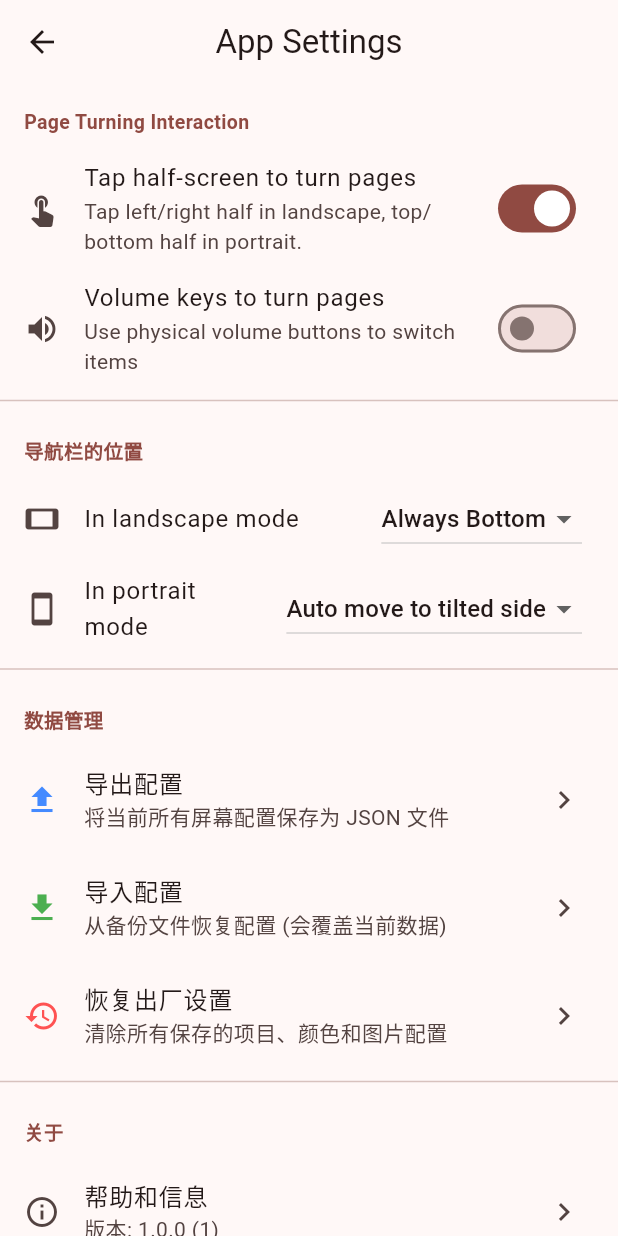
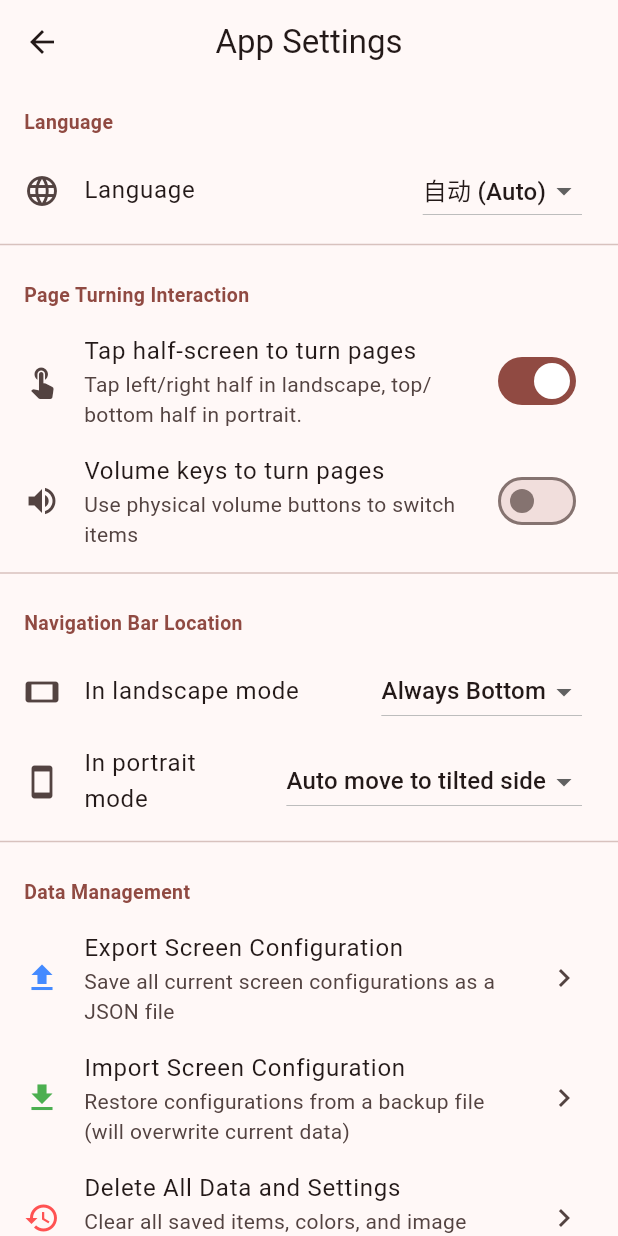
Before and after one commit to kagurazakayashi/EvernightBoard, a Flutter app: the SettingsView screen opened directly with empty values, on a phone screen of 412 x 824 dp. Run offline on Flutter 3.47's test engine with Material 3 defaults, Android fonts, the phone set to English and light mode, and no system bars; our stand-ins replace file_picker, image_picker, package_info_plus, sensors_plus, shared_preferences; missing offline and left inert: flex_color_picker, flutter_iconpicker, flutter_volume_controller; accounts and stored records are empty; generated files the repository leaves out were written again.

Commit message:
完整的多语言支持

```diff
--- a/lib/home/home_controller_data.part.dart
+++ b/lib/home/home_controller_data.part.dart
@@ -5,6 +5,9 @@ part of 'home_controller.dart';
 /// 負責處理應用的持久化資料、組態設定、項目列表管理以及檔案的匯入匯出邏輯。
 /// 此混入必須應用於繼承自 [ChangeNotifier] 且能轉型為 [HomeController] 的類別。
 mixin HomeControllerData on ChangeNotifier {
+  Locale? _appLocale;
+  Locale? get appLocale => _appLocale;
+
   /// 標記資料是否已完成初始化載入。
   bool _isInitialized = false;
 
@@ -33,6 +36,14 @@ mixin HomeControllerData on ChangeNotifier {
   /// 僅限 Android 與 iOS 平台，且不支援 Web 環境。
   bool get _isVolumeSupported =>
       !kIsWeb && (Platform.isAndroid || Platform.isIOS);
+
+  /// 切換語系並儲存
+  void changeLocale(Locale? locale) {
+    _appLocale = locale;
+    debugPrint('[HomeControllerData] 變更語系為: ${locale?.languageCode ?? "自動"}');
+    notifyListeners();
+    _syncConfig(); // 儲存到本地
+  }
 
   /// 顯示統一風格的 SnackBar 提示訊息。
   ///
@@ -103,6 +114,14 @@ mixin HomeControllerData on ChangeNotifier {
       final String? configJson = prefs.getString(_configKey);
       if (configJson != null) {
         final Map<String, dynamic> config = jsonDecode(configJson);
+        final String? langCode = config['languageCode'];
+        final String? scriptCode = config['scriptCode'];
+        if (langCode != null) {
+          _appLocale = Locale.fromSubtags(
+            languageCode: langCode,
+            scriptCode: scriptCode,
+          );
+        }
         useVolumeKeys = _isVolumeSupported
             ? (config['useVolumeKeys'] ?? false)
             : false;
@@ -113,7 +132,7 @@ mixin HomeControllerData on ChangeNotifier {
         portraitNavPosition =
             PortraitNavPosition.values[config['portraitNavPosition'] ??
                 PortraitNavPosition.auto.index];
-        debugPrint('[HomeControllerData] 組態設定載入完成。');
+        debugPrint('[HomeControllerData] 組態設定載入完成，目前語言: ${_appLocale ?? "自動"}');
       }
     } catch (e) {
       debugPrint('[HomeControllerData] 初始化過程發生例外錯誤: $e');
@@ -136,6 +155,8 @@ mixin HomeControllerData on ChangeNotifier {
         'useSideTap': useSideTap,
         'landscapeNavPosition': landscapeNavPosition.index,
         'portraitNavPosition': portraitNavPosition.index,
+        'languageCode': _appLocale?.languageCode,
+        'scriptCode': _appLocale?.scriptCode,
       }),
     );
   }
--- a/lib/l10n/app_en.arb
+++ b/lib/l10n/app_en.arb
@@ -1,10 +1,12 @@
 {
   "@@locale": "en",
   "locale": "English",
+  "readme": "README.md",
   "appTitle": "EvernightBoard",
   "loading": "Loading...",
   "language": "Language",
   "languageupdated": "Language updated to ",
+  "auto": "automatic",
   "ok": "OK",
   "cancel": "Cancel",
   "newscreen": "New Screen",
@@ -62,5 +64,22 @@
   "importok2": " )",
   "invalidconffile": "Invalid configuration file or contains no items",
   "conffileparsingfailed": "Configuration file parsing failed, please check file format",
-  "savelocation": "Please select a save location"
+  "savelocation": "Please select a save location",
+  "datamanagement": "Data Management",
+  "exportscreenconf1": "Export Screen Configuration",
+  "exportscreenconf2": "Save all current screen configurations as a JSON file",
+  "importscreenconf1": "Import Screen Configuration",
+  "importscreenconf2": "Restore configurations from a backup file (will overwrite current data)",
+  "importscreenconf3": "Importing a new configuration will overwrite all currently saved content. This action cannot be undone. Are you sure you want to continue?",
+  "allclear1": "Delete All Data and Settings",
+  "allclear2": "Clear all saved items, colors, and image configurations",
+  "allclear3": "This will clear all saved content and software settings and cannot be recovered. Are you sure you want to reset?",
+  "about": "About",
+  "helpinfo": "Help and Information",
+  "version": "Version",
+  "exit": "Exit Application",
+  "exit2": "Completely release RAM and exit",
+  "help": "User Guide",
+  "issues": "Feedback",
+  "srccode": "Source Code"
 }
--- a/lib/settings/settings_view.dart
+++ b/lib/settings/settings_view.dart
@@ -120,6 +120,44 @@ class _SettingsViewState extends State<SettingsView>
           appBar: AppBar(title: Text(t.appsettings), centerTitle: true),
           body: ListView(
             children: [
+              _SettingsSectionTitle(title: t.language),
+              ListTile(
+                leading: const Icon(Icons.language),
+                title: Text(t.language),
+                trailing: DropdownButton<String>(
+                  value: _getLocaleKey(widget.controller.appLocale),
+                  onChanged: (val) {
+                    if (val == 'auto') {
+                      widget.controller.changeLocale(null);
+                    } else if (val == 'zh_Hant') {
+                      widget.controller.changeLocale(
+                        Locale.fromSubtags(
+                          languageCode: 'zh',
+                          scriptCode: 'Hant',
+                        ),
+                      );
+                    } else if (val == 'zh') {
+                      widget.controller.changeLocale(
+                        Locale.fromSubtags(
+                          languageCode: 'zh',
+                          scriptCode: 'Hans',
+                        ),
+                      );
+                    } else {
+                      widget.controller.changeLocale(Locale(val!));
+                    }
+                    if (mounted) setState(() {});
+                  },
+                  items: const [
+                    DropdownMenuItem(value: 'auto', child: Text('自动 (Auto)')),
+                    DropdownMenuItem(value: 'zh', child: Text('简体中文')),
+                    DropdownMenuItem(value: 'zh_Hant', child: Text('繁體中文')),
+                    DropdownMenuItem(value: 'en', child: Text('English')),
+                    DropdownMenuItem(value: 'ja', child: Text('日本語')),
+                  ],
+                ),
+              ),
+              const Divider(),
               _SettingsSectionTitle(title: t.pageturning),
               SwitchListTile(
                 secondary: const Icon(Icons.touch_app),
@@ -146,7 +184,7 @@ class _SettingsViewState extends State<SettingsView>
                     : null,
               ),
               const Divider(),
-              const _SettingsSectionTitle(title: '导航栏的位置'),
+              _SettingsSectionTitle(title: t.navbarlocation),
               ListTile(
                 leading: const Icon(Icons.stay_current_landscape),
                 title: Text(t.currlandscape),
@@ -216,14 +254,14 @@ class _SettingsViewState extends State<SettingsView>
                 ),
               ),
               const Divider(),
-              const _SettingsSectionTitle(title: '数据管理'),
+              _SettingsSectionTitle(title: t.datamanagement),
               ListTile(
                 leading: const Icon(
                   Icons.file_upload,
                   color: Colors.blueAccent,
                 ),
-                title: const Text('导出配置'),
-                subtitle: const Text('将当前所有屏幕配置保存为 JSON 文件'),
+                title: Text(t.exportscreenconf1),
+                subtitle: Text(t.exportscreenconf2),
                 trailing: const Icon(Icons.chevron_right),
                 onTap: () {
                   debugPrint('[_SettingsViewState] 使用者觸發資料匯出');
@@ -232,32 +270,32 @@ class _SettingsViewState extends State<SettingsView>
               ),
               ListTile(
                 leading: const Icon(Icons.file_download, color: Colors.green),
-                title: const Text('导入配置'),
-                subtitle: const Text('从备份文件恢复配置 (会覆盖当前数据)'),
+                title: Text(t.importscreenconf1),
+                subtitle: Text(t.importscreenconf2),
                 trailing: const Icon(Icons.chevron_right),
                 onTap: () => _confirmImport(context),
               ),
               ListTile(
                 leading: const Icon(Icons.restore, color: Colors.redAccent),
-                title: const Text('恢复出厂设置'),
-                subtitle: const Text('清除所有保存的项目、颜色和图片配置'),
+                title: Text(t.allclear1),
+                subtitle: Text(t.allclear2),
                 trailing: const Icon(Icons.chevron_right),
                 onTap: () => _confirmReset(context),
               ),
               const Divider(),
-              const _SettingsSectionTitle(title: '关于'),
+              _SettingsSectionTitle(title: t.about),
               ListTile(
                 leading: const Icon(Icons.info_outline),
-                title: const Text('帮助和信息'),
-                subtitle: Text('版本: $_version ($_buildNumber)'),
+                title: Text(t.helpinfo),
+                subtitle: Text('${t.version}: $_version ($_buildNumber)'),
                 trailing: const Icon(Icons.chevron_right),
                 onTap: () => _about(context),
               ),
               if (!kIsWeb)
                 ListTile(
                   leading: const Icon(Icons.power_settings_new),
-                  title: const Text('退出程序'),
-                  subtitle: const Text('完全释放运行内存并退出'),
+                  title: Text(t.exit),
+                  subtitle: Text(t.exit2),
                   onTap: _isExiting ? null : () => _performExitWithAnimation(),
                 ),
             ],
@@ -288,8 +326,8 @@ class _SettingsViewState extends State<SettingsView>
     showDialog(
       context: context,
       builder: (context) => AlertDialog(
-        title: const Text('确认导入'),
-        content: const Text('导入新配置将覆盖当前所有已保存的内容，此操作不可撤销。确定要继续吗？'),
+        title: Text(t.importscreenconf1),
+        content: Text(t.importscreenconf3),
         actions: [
           TextButton(
             onPressed: () {
@@ -311,6 +349,14 @@ class _SettingsViewState extends State<SettingsView>
     );
   }
 
+  String _getLocaleKey(Locale? locale) {
+    if (locale == null) return 'auto';
+    if (locale.languageCode == 'zh' && locale.scriptCode == 'Hant') {
+      return 'zh_Hant';
+    }
+    return locale.languageCode;
+  }
+
   /// 顯示還原出廠設定確認對話框。
   ///
   /// 執行後將清除所有本地儲存的持久化資料。
@@ -320,8 +366,8 @@ class _SettingsViewState extends State<SettingsView>
     showDialog(
       context: context,
       builder: (context) => AlertDialog(
-        title: const Text('清空所有设置'),
-        content: const Text('这将清除所有保存的内容且无法恢复。确定要重置吗？'),
+        title: Text(t.allclear1),
+        content: Text(t.allclear3),
         actions: [
           TextButton(
             onPressed: () {
@@ -336,7 +382,7 @@ class _SettingsViewState extends State<SettingsView>
               widget.controller.clearAllData(context);
               Navigator.pop(context);
             },
-            child: const Text('确定重置', style: TextStyle(color: Colors.red)),
+            child: Text(t.ok, style: TextStyle(color: Colors.red)),
           ),
         ],
       ),
@@ -354,7 +400,7 @@ class _SettingsViewState extends State<SettingsView>
         return StatefulBuilder(
           builder: (context, mSetState) {
             return AboutDialog(
-              applicationName: "长夜看板",
+              applicationName: t.appTitle,
               applicationIcon: SizedBox(
                 width: 64,
                 height: 64,
@@ -373,12 +419,12 @@ class _SettingsViewState extends State<SettingsView>
                     GestureDetector(
                       onTap: () => jumpUrL(
                         path:
-                            "/kagurazakayashi/EvernightBoard/blob/main/README.md",
+                            "/kagurazakayashi/EvernightBoard/blob/main/${t.readme}",
                       ),
                       child: Padding(
                         padding: const EdgeInsets.all(8.0),
                         child: Text(
-                          "使用说明",
+                          t.help,
                           style: TextStyle(
                             decoration: TextDecoration.underline,
                             color: Colors.blue,
@@ -393,7 +439,7 @@ class _SettingsViewState extends State<SettingsView>
                       child: Padding(
                         padding: const EdgeInsets.all(8.0),
                         child: Text(
-                          "问题反馈",
+                          t.issues,
                           style: TextStyle(
                             decoration: TextDecoration.underline,
                             color: Colors.blue,
@@ -407,7 +453,7 @@ class _SettingsViewState extends State<SettingsView>
                       child: Padding(
                         padding: const EdgeInsets.all(8.0),
                         child: Text(
-                          "源代码",
+                          t.srccode,
                           style: TextStyle(
                             decoration: TextDecoration.underline,
                             color: Colors.blue,
--- a/pubspec.yaml
+++ b/pubspec.yaml
@@ -73,7 +73,10 @@ flutter: # 3.41
   # 素材資源 (Assets) 區塊
   assets:
     - LICENSE
-    - LICENSE.zh-CN
+    - README.md
+    - README.ja.md
+    - README.zh-Hans.md
+    - README.zh-Hant.md
     - assets/default.png
     - assets/appicon/adaptive_icon_foreground.png
 
```
Also changed, not shown: lib/home/home_view.dart (+3 -4 lines), lib/l10n/app_ja.arb (+21 -2 lines), lib/l10n/app_zh.arb (+20 -1 lines), lib/l10n/app_zh_Hant.arb (+20 -1 lines), lib/main.dart (+23 -14 lines), 6 other files.
